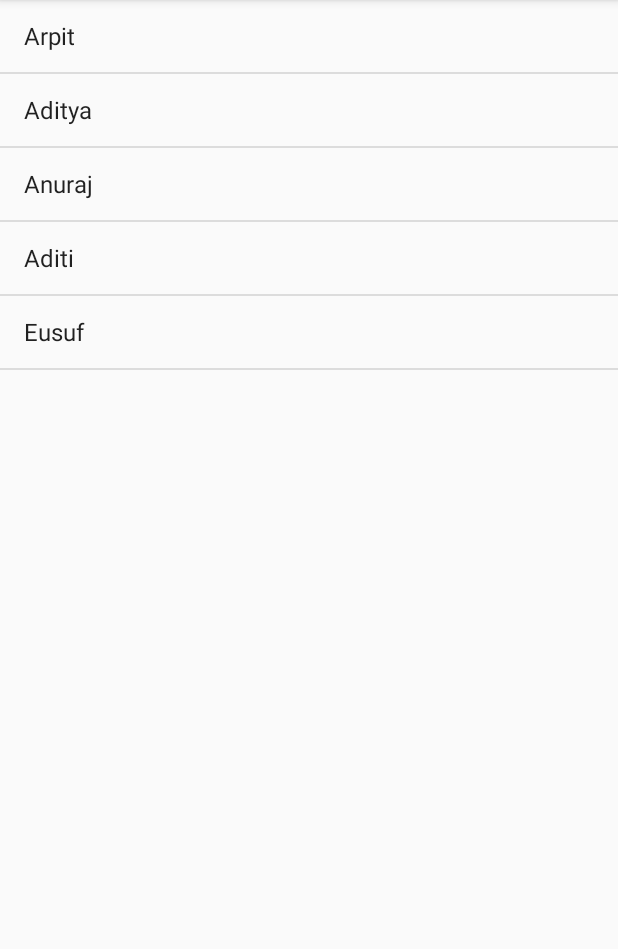
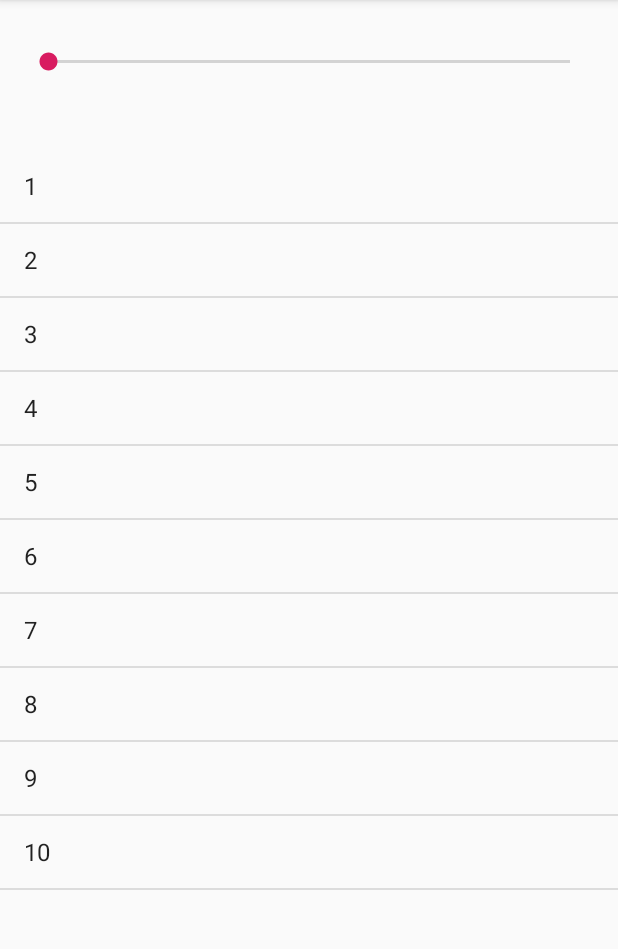
Before and after one commit to arpitparmar5739/android_examples, an Android app: the screen it shows after launch (MainActivity), on a phone screen of 412 x 824 dp, the part 84-1033 px from its top. Run offline under Robolectric (Android 15) with nearby library versions, the phone set to English and light mode, and no system bars.

Commit message:
Tables 1-20 application using ListView and Seekbar.

```diff
--- a/app/src/main/java/com/example/exampleapplications/MainActivity.java
+++ b/app/src/main/java/com/example/exampleapplications/MainActivity.java
@@ -1,10 +1,12 @@
 package com.example.exampleapplications;
 
 import android.os.Bundle;
+import android.util.Log;
 import android.view.View;
 import android.widget.AdapterView;
 import android.widget.ArrayAdapter;
 import android.widget.ListView;
+import android.widget.SeekBar;
 import android.widget.Toast;
 
 import androidx.appcompat.app.AppCompatActivity;
@@ -13,23 +15,45 @@ import java.util.ArrayList;
 import java.util.Arrays;
 
 public class MainActivity extends AppCompatActivity {
+    ListView timesTableView;
+    ArrayAdapter<Integer> arrayAdapter;
+
+    public void updateTimesTableView(ArrayList<Integer> times) {
+        arrayAdapter = new ArrayAdapter<>(this, android.R.layout.simple_list_item_1, times);
+        timesTableView.setAdapter(arrayAdapter);
+    }
 
     @Override
     protected void onCreate(Bundle savedInstanceState) {
         super.onCreate(savedInstanceState);
         setContentView(R.layout.activity_main);
 
-        ListView friendsListView = findViewById(R.id.friendsListView);
+        final ArrayList<Integer> times = new ArrayList<>(Arrays.asList(1,2,3,4,5,6,7,8,9,10));
 
-        final ArrayList<String> myFriends = new ArrayList<>(Arrays.asList("Arpit", "Aditya", "Anuraj", "Aditi", "Eusuf"));
-        ArrayAdapter<String> arrayAdapter = new ArrayAdapter<>(this, android.R.layout.simple_list_item_1, myFriends);
+        final SeekBar seekBar = (SeekBar) findViewById(R.id.seekBar);
+        seekBar.setMax(19);
 
-        friendsListView.setAdapter(arrayAdapter);
+        timesTableView = findViewById(R.id.timesTableView);
+        arrayAdapter = new ArrayAdapter<>(this, android.R.layout.simple_list_item_1, times);
+        timesTableView.setAdapter(arrayAdapter);
 
-        friendsListView.setOnItemClickListener(new AdapterView.OnItemClickListener() {
+        seekBar.setOnSeekBarChangeListener(new SeekBar.OnSeekBarChangeListener() {
             @Override
-            public void onItemClick(AdapterView<?> parent, View view, int position, long id) {
-                Toast.makeText(getApplicationContext(), "Hello "+myFriends.get(position), Toast.LENGTH_LONG).show();
+            public void onProgressChanged(SeekBar seekBar, int progress, boolean fromUser) {
+                for(int i=0; i<times.size(); i++){
+                    times.set(i, (i+1)*(progress+1));
+                }
+                updateTimesTableView(times);
+            }
+
+            @Override
+            public void onStartTrackingTouch(SeekBar seekBar) {
+
+            }
+
+            @Override
+            public void onStopTrackingTouch(SeekBar seekBar) {
+
             }
         });
     }
--- a/app/src/main/res/layout/activity_main.xml
+++ b/app/src/main/res/layout/activity_main.xml
@@ -7,11 +7,27 @@
     tools:context=".MainActivity">
 
     <ListView
-        android:id="@+id/friendsListView"
+        android:id="@+id/timesTableView"
         android:layout_width="0dp"
         android:layout_height="0dp"
+        android:layout_marginTop="100dp"
         app:layout_constraintBottom_toBottomOf="parent"
         app:layout_constraintEnd_toEndOf="parent"
         app:layout_constraintStart_toStartOf="parent"
         app:layout_constraintTop_toTopOf="parent" />
+
+    <SeekBar
+        android:id="@+id/seekBar"
+        android:layout_width="0dp"
+        android:layout_height="0dp"
+        android:layout_marginStart="16dp"
+        android:layout_marginLeft="16dp"
+        android:layout_marginTop="32dp"
+        android:layout_marginEnd="16dp"
+        android:layout_marginRight="16dp"
+        android:layout_marginBottom="50dp"
+        app:layout_constraintBottom_toTopOf="@+id/timesTableView"
+        app:layout_constraintEnd_toEndOf="parent"
+        app:layout_constraintStart_toStartOf="parent"
+        app:layout_constraintTop_toTopOf="parent" />
 </androidx.constraintlayout.widget.ConstraintLayout>
```
